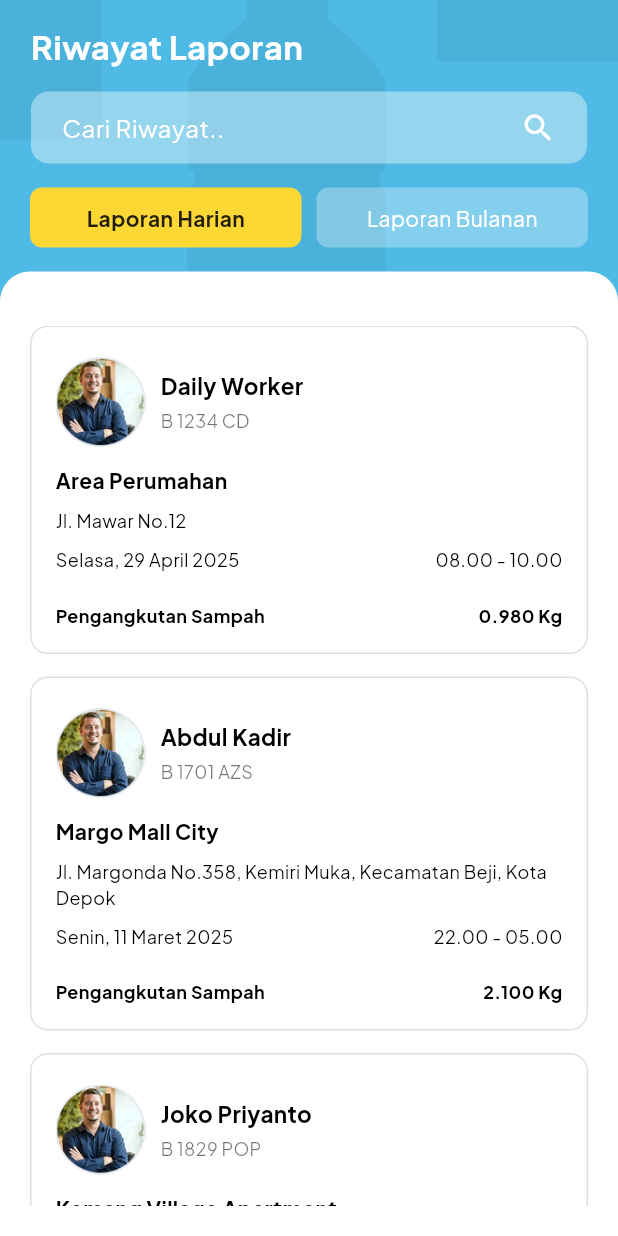
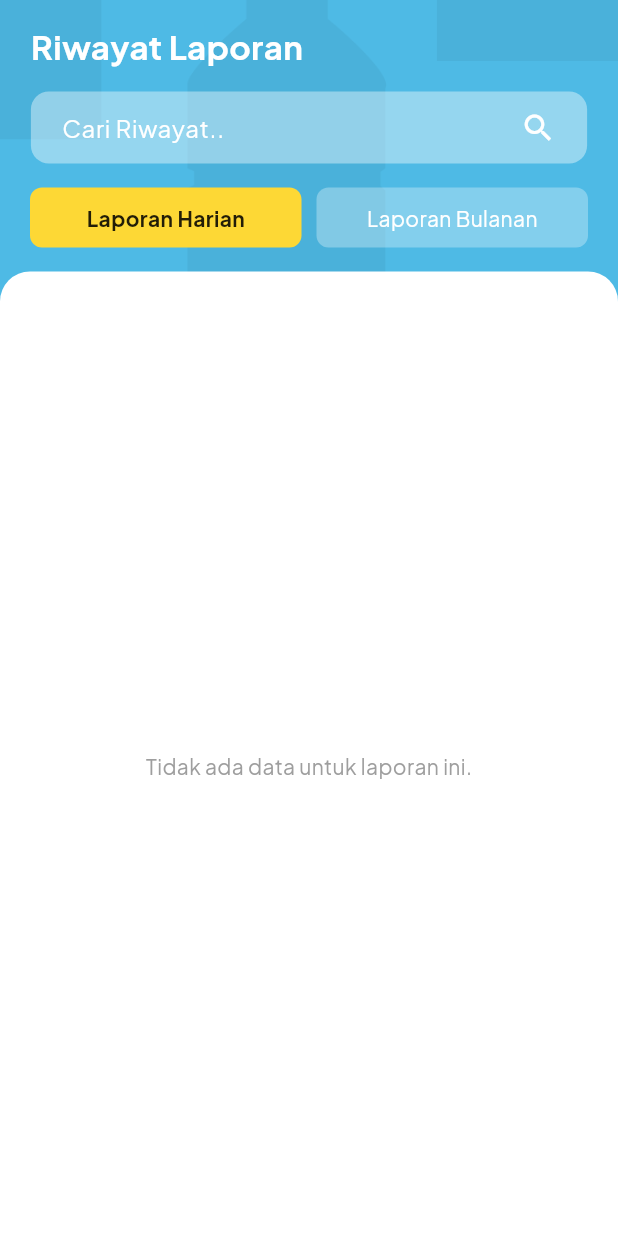
Before and after one commit to azzahrarinaldi/bersihku-app, a Flutter app: the AdminHistoryScreen screen opened directly, after a tap on "Laporan Harian", on a phone screen of 412 x 824 dp. Run offline on Flutter 3.47's test engine with Material 3 defaults, Android fonts, the phone set to English and light mode, and no system bars; our stand-ins replace cloud_firestore, firebase_auth, firebase_core, firebase_storage, geocoding, geolocator and 5 more; accounts and stored records are empty.

Commit message:
Replace dummy data with Firestore integration on HistoryScreen

```diff
--- a/lib/controllers/history_admin_controller.dart
+++ b/lib/controllers/history_admin_controller.dart
@@ -1,48 +1,94 @@
-import 'package:bersihku/models/card_data_model.dart';
+// lib/controllers/history_admin_controller.dart
+
+import 'package:bersihku/models/detail_laporan_model.dart';
+import 'package:cloud_firestore/cloud_firestore.dart';
 import 'package:get/get.dart';
+import 'package:intl/intl.dart';
 
 class HistoryAdminController extends GetxController {
-  var cardList = <CardDataModel>[].obs;
-  var filteredCardList = <CardDataModel>[].obs;
-  var isDaily = true.obs;          // Make isDaily observable
-  var selectedBulan = "".obs; // Make selectedBulan observable
-  var searchQuery = "".obs;        // Make searchQuery observable
+  // Semua laporan
+  final allLaporan = <DetailLaporanModel>[].obs;
+
+  // Hasil filter (hari/bulan + search)
+  final filteredLaporanList = <DetailLaporanModel>[].obs;
+
+  final isDaily = true.obs;
+  // Default ke bulan saat ini
+  final selectedBulan = DateFormat('MMMM', 'id').format(DateTime.now()).obs;
+  final searchQuery = ''.obs;
 
   @override
   void onInit() {
-    fetchCards();
     super.onInit();
+    fetchLaporan();
   }
 
-  void fetchCards() {
-    cardList.value = getDummyCardData(); // Ganti ke Firebase nanti
-    filteredCardList.value = cardList; // Default: tampilkan semua dulu
+  Future<void> fetchLaporan() async {
+    try {
+      // 1) Ambil dokumen laporan
+      final snapshot = await FirebaseFirestore.instance
+          .collection('laporan_pengangkutan')
+          .orderBy('created_at', descending: true)
+          .get();
+
+      final temp = <DetailLaporanModel>[];
+
+      // 2) Loop & inject data user ke raw map
+      for (var doc in snapshot.docs) {
+        // buat salinan data supaya aman dimodifikasi
+        final raw = Map<String, dynamic>.from(doc.data());
+
+        // ambil userId dari laporan
+        final userId = raw['userId'] as String? ?? '';
+
+        if (userId.isNotEmpty) {
+          // fetch dokumen user
+          final userSnap = await FirebaseFirestore.instance
+              .collection('users')
+              .doc(userId)
+              .get();
+          final userData = userSnap.data() ?? {};
+
+          // inject name & profile_picture
+          raw['name'] = userData['name'] ?? 'Unknown';
+          raw['profile_picture'] = userData['profile_picture'] ?? '';
+        } else {
+          raw['name'] = 'Unknown';
+          raw['profile_picture'] = '';
+        }
+
+        // 3) buat model dari raw yang sudah diperbarui
+        temp.add(DetailLaporanModel.fromMap(raw, doc.id));
+      }
+
+      // 4) assign ke observable & filter
+      allLaporan.assignAll(temp);
+      filteredLaporanList.assignAll(temp);
+      filterCardData();
+    } catch (e, st) {
+      print('Error fetchLaporan: $e\n$st');
+    }
   }
 
+  /// Panggil ini tiap kali isDaily / selectedBulan / searchQuery berubah
   void filterCardData() {
-    final result = cardList.where((item) {
-      // Filter berdasarkan bulan (jika laporan bulanan)
-      if (!isDaily.value && selectedBulan.value.isNotEmpty) {
-        final parts = item.date.split(',');
-        if (parts.length < 2) return false;
+    final q = searchQuery.value.toLowerCase();
+    final bulanFilter = selectedBulan.value.toLowerCase();
+    final daily = isDaily.value;
 
-        final tanggalLengkap = parts[1].trim();
-        final bulan = tanggalLengkap.split(' ')[1];
-
-        if (bulan.toLowerCase() != selectedBulan.value.toLowerCase()) {
-          return false;
-        }
+    final hasil = allLaporan.where((lap) {
+      // 1) Filter harian / bulanan
+      if (!daily) {
+        final bulanLap = DateFormat('MMMM', 'id')
+            .format(lap.createdAt)
+            .toLowerCase();
+        if (bulanLap != bulanFilter) return false;
       }
-
-      // Filter berdasarkan nama dan tempat
-      final combinedText = '${item.place} ${item.name}'.toLowerCase();
-      if (!combinedText.contains(searchQuery.value.toLowerCase())) {
-        return false;
-      }
-
-      return true;
+      // 2) Filter berdasarkan nama atau tempat
+      final teks = '${lap.name} ${lap.place}'.toLowerCase();
+      return teks.contains(q);
     }).toList();
 
-    filteredCardList.value = result;
+    filteredLaporanList.assignAll(hasil);
   }
 }
--- a/lib/models/card_data_model.dart
+++ /dev/null
@@ -1,101 +0,0 @@
-class CardDataModel {
-  final String id;
-  final String name;
-  final String vehicle;
-  final String place;
-  final String address;
-  final String date;
-  final String time;
-  final String type;
-  final String weight;
-
-  CardDataModel({
-    required this.id,
-    required this.name,
-    required this.vehicle,
-    required this.place,
-    required this.address,
-    required this.date,
-    required this.time,
-    required this.type,
-    required this.weight,
-  });
-
-  // Untuk convert dari Map (misalnya Firebase)
-  factory CardDataModel.fromMap(Map<String, dynamic> map, String id) {
-    return CardDataModel(
-      id: id,
-      name: map['name'] ?? '',
-      vehicle: map['vehicle'] ?? '',
-      place: map['place'] ?? '',
-      address: map['address'] ?? '',
-      date: map['date'] ?? '',
-      time: map['time'] ?? '',
-      type: map['type'] ?? '',
-      weight: map['weight'] ?? ''
-    );
-  }
-
-  // Untuk convert ke Map (jika mau simpan ke Firebase)
-  Map<String, dynamic> toMap() {
-    return {
-      'name': name,
-      'vehicle': vehicle,
-      'place': place,
-      'address': address,
-      'date': date,
-      'time': time,
-      'type': type,
-      'weight': weight,
-    };
-  }
-}
-
-List<CardDataModel> getDummyCardData() {
-  return [
-    CardDataModel(
-      id: "1",
-      name: "Daily Worker",
-      vehicle: "B 1234 CD",
-      place: "Area Perumahan",
-      address: "Jl. Mawar No.12",
-      date: "Selasa, 29 April 2025",
-      time: "08.00 - 10.00",
-      type: "Pengangkutan Sampah",
-      weight: "0.980",
-    ),
-    CardDataModel(
-      id: "2",
-      name: "Abdul Kadir",
-      vehicle: "B 1701 AZS",
-      place: "Margo Mall City",
-      address: "Jl. Margonda No.358, Kemiri Muka, Kecamatan Beji, Kota Depok",
-      date: "Senin, 11 Maret 2025",
-      time: "22.00 - 05.00",
-      type: "Pengangkutan Sampah",
-      weight: "2.100",
-    ),
-    CardDataModel(
-      id: "3",
-      name: "Joko Priyanto",
-      vehicle: "B 1829 POP",
-      place: "Kemang Village Apartment",
-      address: "Jl. Pangeran Antasari No.36, Bangka, Kec. Mampang Prpt.",
-      date: "Rabu, 3 Mei 2025",
-      time: "21.00 - 06.00",
-      type: "Pengangkutan Sampah",
-      weight: "1.648",
-    ),
-    CardDataModel(
-      id: "4",
-      name: "Siti Titin",
-      vehicle: "B 9090 UIX",
-      place: "Cilandak Town Square",
-      address: "Jl. TB Simatupang No.17, Cilandak, Jakarta Selatan",
-      date: "Sabtu, 6 April 2025",
-      time: "20.00 - 04.00",
-      type: "Pengangkutan Sampah",
-      weight: "1.800",
-    )
-  ];
-}
--- a/lib/ui/admin-front/history-admin/admin_history_screen.dart
+++ b/lib/ui/admin-front/history-admin/admin_history_screen.dart
@@ -6,8 +6,7 @@ import 'package:flutter/material.dart';
 import 'package:get/get.dart';
 
 class AdminHistoryScreen extends StatelessWidget {
-  AdminHistoryScreen({super.key});
-
+  AdminHistoryScreen({Key? key}) : super(key: key);
 
   final List<String> bulanList = [
     "Januari",
@@ -26,12 +25,10 @@ class AdminHistoryScreen extends StatelessWidget {
 
   @override
   Widget build(BuildContext context) {
-    final historyAdminController = Get.put(HistoryAdminController());
-    Size size = MediaQuery.of(context).size;
-    double screenWidth = size.width;
+    final ctrl = Get.put(HistoryAdminController());
+    final screenWidth = MediaQuery.of(context).size.width;
 
     return Scaffold(
-
       backgroundColor: primaryColor,
       body: Container(
         decoration: const BoxDecoration(
@@ -44,6 +41,7 @@ class AdminHistoryScreen extends StatelessWidget {
           child: Column(
             crossAxisAlignment: CrossAxisAlignment.start,
             children: [
+              // Title
               Padding(
                 padding: EdgeInsets.symmetric(
                   horizontal: screenWidth * 0.05,
@@ -58,6 +56,7 @@ class AdminHistoryScreen extends StatelessWidget {
                   ),
                 ),
               ),
+              // Search
               Padding(
                 padding: EdgeInsets.symmetric(horizontal: screenWidth * 0.05),
                 child: Container(
@@ -71,139 +70,74 @@ class AdminHistoryScreen extends StatelessWidget {
                     children: [
                       Expanded(
                         child: TextField(
-                        onChanged: (value) {
-                          historyAdminController.searchQuery.value = value;
-                          historyAdminController.filterCardData();
+                          onChanged: (v) {
+                            ctrl.searchQuery.value = v;
+                            ctrl.filterCardData();
                           },
-                        decoration: InputDecoration(
+                          decoration: const InputDecoration(
                             hintText: "Cari Riwayat..",
                             border: InputBorder.none,
                             hintStyle: TextStyle(color: Colors.white),
                           ),
-                        style: TextStyle(color: Colors.white),
-                      )),
-                      Icon(Icons.search, color: Colors.white),
+                          style: const TextStyle(color: Colors.white),
+                        ),
+                      ),
+                      const Icon(Icons.search, color: Colors.white),
                     ],
                   ),
                 ),
               ),
               const SizedBox(height: 16),
+              // Toggle Harian / Bulanan
               Padding(
                 padding: const EdgeInsets.symmetric(horizontal: 20),
                 child: Row(
                   children: [
-                    Expanded(
-                      child: Obx(() {
-                        return GestureDetector(
-                          onTap: () {
-                            historyAdminController.isDaily.value = true;
-                            historyAdminController.filterCardData();
-                          },
-                          child: Container(
-                            height: 40,
-                            decoration: BoxDecoration(
-                              color: historyAdminController.isDaily.value
-                                  ? const Color(0xFFFDD835)
-                                  : Colors.white.withOpacity(0.3),
-                              borderRadius: BorderRadius.circular(8),
-                            ),
-                            child: Center(
-                              child: Text(
-                                "Laporan Harian",
-                                style: TextStyle(
-                                  color: historyAdminController.isDaily.value
-                                      ? Colors.black87
-                                      : Colors.white,
-                                  fontWeight: historyAdminController.isDaily.value
-                                      ? FontWeight.bold
-                                      : FontWeight.normal,
-                                ),
-                              ),
-                            ),
-                          ),
-                        );
-                      }),
-                    ),
+                    Expanded(child: _buildToggleButton(ctrl, true, "Laporan Harian")),
                     const SizedBox(width: 10),
-                    Expanded(
-                      child: Obx(() {
-                        return GestureDetector(
-                          onTap: () {
-                            historyAdminController.isDaily.value = false;
-                            historyAdminController.filterCardData();
-                          },
-                          child: Container(
-                            height: 40,
-                            decoration: BoxDecoration(
-                              color: !historyAdminController.isDaily.value
-                                  ? const Color(0xFFFDD835)
-                                  : Colors.white.withOpacity(0.3),
-                              borderRadius: BorderRadius.circular(8),
-                            ),
-                            child: Center(
-                              child: Text(
-                                "Laporan Bulanan",
-                                style: TextStyle(
-                                  color: !historyAdminController.isDaily.value
-                                      ? Colors.black87
-                                      : Colors.white,
-                                  fontWeight: !historyAdminController.isDaily.value
-                                      ? FontWeight.bold
-                                      : FontWeight.normal,
-                                ),
-                              ),
-                            ),
-                          ),
-                        );
-                      }),
-                    ),
+                    Expanded(child: _buildToggleButton(ctrl, false, "Laporan Bulanan")),
                   ],
                 ),
               ),
               const SizedBox(height: 16),
+              // Content list
               Expanded(
                 child: Container(
                   decoration: const BoxDecoration(
                     color: Colors.white,
-                    borderRadius: BorderRadius.only(
-                      topLeft: Radius.circular(20),
-                      topRight: Radius.circular(20),
-                    ),
+                    borderRadius: BorderRadius.vertical(top: Radius.circular(20)),
                   ),
                   child: Padding(
                     padding: const EdgeInsets.all(20),
                     child: Column(
+                      crossAxisAlignment: CrossAxisAlignment.start,  // <- tambahkan ini
                       children: [
                         Obx(() {
-                          if (!historyAdminController.isDaily.value) {
-                            return Row(
-                              mainAxisAlignment: MainAxisAlignment.spaceBetween,
-                              children: [
-                                DropdownBulan(
-                                  selectedBulan:
-                                      historyAdminController.selectedBulan.value,
+                          if (!ctrl.isDaily.value) {
+                            return Align(
+                              alignment: Alignment.centerLeft,
+                              child: Padding(
+                                padding: const EdgeInsets.only(left: 8.0),  // geser 8px dari kiri
+                                child: DropdownBulan(
+                                  selectedBulan: ctrl.selectedBulan.value,
                                   bulanList: bulanList,
-                                  onChanged: (newBulan) {
-                                    historyAdminController.selectedBulan.value =
-                                        newBulan;
-                                    historyAdminController.filterCardData();
+                                  onChanged: (newVal) {
+                                    ctrl.selectedBulan.value = newVal;
+                                    ctrl.filterCardData();
                                   },
                                 ),
-                              ],
+                              ),
                             );
-                          } else {
+                          }
                           return const SizedBox.shrink();
-                          }
                         }),
                         const SizedBox(height: 16),
                         Expanded(
-                          child: GetX<HistoryAdminController>(
-                            builder: (controller) {
+                          child: Obx(() {
                             return AdminHistoryList(
-                                data: controller.filteredCardList.toList(),
+                              data: ctrl.filteredLaporanList.toList(),
                             );
-                            },
-                          ),
+                          }),
                         ),
                       ],
                     ),
@@ -216,4 +150,32 @@ class AdminHistoryScreen extends StatelessWidget {
       ),
     );
   }
+
+  Widget _buildToggleButton(HistoryAdminController ctrl, bool daily, String label) {
+    return Obx(() {
+      final sel = ctrl.isDaily.value == daily;
+      return GestureDetector(
+        onTap: () {
+          ctrl.isDaily.value = daily;
+          ctrl.filterCardData();
+        },
+        child: Container(
+          height: 40,
+          decoration: BoxDecoration(
+            color: sel ? const Color(0xFFFDD835) : Colors.white.withOpacity(0.3),
+            borderRadius: BorderRadius.circular(8),
+          ),
+          child: Center(
+            child: Text(
+              label,
+              style: TextStyle(
+                color: sel ? Colors.black87 : Colors.white,
+                fontWeight: sel ? FontWeight.bold : FontWeight.normal,
+              ),
+            ),
+          ),
+        ),
+      );
+    });
   }
+}
--- a/lib/ui/admin-front/history-admin/components/admin_history_card.dart
+++ b/lib/ui/admin-front/history-admin/components/admin_history_card.dart
@@ -1,28 +1,29 @@
-import 'package:bersihku/models/card_data_model.dart';
 import 'package:flutter/material.dart';
+import 'package:intl/intl.dart';
+import 'package:bersihku/models/detail_laporan_model.dart';
 
 class AdminHistoryCard extends StatelessWidget {
-  final CardDataModel data;
+  final DetailLaporanModel data;
 
-  const AdminHistoryCard({super.key, required this.data});
+  const AdminHistoryCard({Key? key, required this.data}) : super(key: key);
 
   @override
   Widget build(BuildContext context) {
+    final dateStr = DateFormat('EEEE, d MMMM yyyy', 'id').format(data.createdAt);
+    final timeStr = DateFormat('HH.mm', 'id').format(data.createdAt);
+
     return Container(
-      padding: EdgeInsets.all(16),
+      padding: const EdgeInsets.all(16),
       decoration: BoxDecoration(
         color: Colors.white,
         borderRadius: BorderRadius.circular(12),
-        border: Border.all(
-          color: Colors.grey.shade300,
-          width: 1,
-        ),
+        border: Border.all(color: Colors.grey.shade300, width: 1),
       ),
       child: Column(
         crossAxisAlignment: CrossAxisAlignment.start,
         children: [
           Padding(
-            padding: EdgeInsets.only(top: 4),
+            padding: const EdgeInsets.only(top: 4),
             child: Row(
               mainAxisAlignment: MainAxisAlignment.spaceBetween,
               children: [
@@ -32,55 +33,62 @@ class AdminHistoryCard extends StatelessWidget {
                       "assets/images/profile-laporan-img.png",
                       width: 60,
                     ),
-                    SizedBox(width: 10),
+                    const SizedBox(width: 10),
                     Column(
                       crossAxisAlignment: CrossAxisAlignment.start,
                       children: [
                         Text(
-                          data.name,
-                          style: TextStyle(
+                          data.name,  // <-- sekarang pasti ada
+                          style: const TextStyle(
                             fontWeight: FontWeight.bold,
                             fontSize: 15,
                             color: Colors.black,
                           ),
                         ),
-                        SizedBox(height: 5),
+                        const SizedBox(height: 5),
                         Text(
                           data.vehicle,
-                          style: TextStyle(fontSize: 12, color: Colors.black54),
+                          style: const TextStyle(
+                            fontSize: 12,
+                            color: Colors.black54,
+                          ),
                         ),
                       ],
                     ),
                   ],
                 ),
+                // tetap kosong di kanan
               ],
             ),
           ),
-          SizedBox(height: 12),
+          const SizedBox(height: 12),
           Text(
             data.place,
-            style: TextStyle(
+            style: const TextStyle(
               fontSize: 14,
               color: Colors.black,
               fontWeight: FontWeight.bold,
             ),
           ),
-          SizedBox(height: 9),
-          Text(data.address, style: TextStyle(fontSize: 12, color: Colors.black)),
-          SizedBox(height: 9),
+          const SizedBox(height: 9),
+          Text(
+            data.address,
+            style: const TextStyle(fontSize: 12, color: Colors.black),
+          ),
+          const SizedBox(height: 9),
           Row(
             mainAxisAlignment: MainAxisAlignment.spaceBetween,
             children: [
-              Text(data.date, style: TextStyle(fontSize: 12, color: Colors.black)),
-              Text(data.time, style: TextStyle(fontSize: 12, color: Colors.black)),
+              Text(dateStr, style: const TextStyle(fontSize: 12, color: Colors.black)),
+              Text(timeStr, style: const TextStyle(fontSize: 12, color: Colors.black)),
             ],
           ),
-          SizedBox(height: 20),
+          const SizedBox(height: 20),
           Row(
             mainAxisAlignment: MainAxisAlignment.spaceBetween,
             children: [
-              Text(
-                data.type,
+              const Text(
+                "Pengangkutan Sampah",
                 style: TextStyle(
                   fontSize: 12,
                   color: Colors.black,
@@ -88,8 +96,8 @@ class AdminHistoryCard extends StatelessWidget {
                 ),
               ),
               Text(
-                "${data.weight} Kg",
-                style: TextStyle(
+                "${data.formattedWeight} Kg",
+                style: const TextStyle(
                   fontSize: 12,
                   color: Colors.black,
                   fontWeight: FontWeight.bold,
--- a/lib/ui/admin-front/history-admin/components/admin_history_list.dart
+++ b/lib/ui/admin-front/history-admin/components/admin_history_list.dart
@@ -1,10 +1,9 @@
-import 'package:bersihku/models/card_data_model.dart';
+import 'package:bersihku/models/detail_laporan_model.dart';
 import 'package:flutter/material.dart';
 import 'admin_history_card.dart';
 
 class AdminHistoryList extends StatelessWidget {
-  final List<CardDataModel> data;
-
+  final List<DetailLaporanModel> data;
   const AdminHistoryList({super.key, required this.data});
 
   @override
@@ -17,17 +16,10 @@ class AdminHistoryList extends StatelessWidget {
         ),
       );
     }
-
-    return ListView.builder(
+    return ListView.separated(
       itemCount: data.length,
-      itemBuilder: (context, index) {
-        return Column(
-          children: [
-            AdminHistoryCard(data: data[index]),
-            const SizedBox(height: 15),
-          ],
-        );
-      },
+      separatorBuilder: (_, __) => const SizedBox(height: 15),
+      itemBuilder: (_, i) => AdminHistoryCard(data: data[i]),
     );
   }
 }
```
Lines whose indentation alone changed are shown as unchanged.
